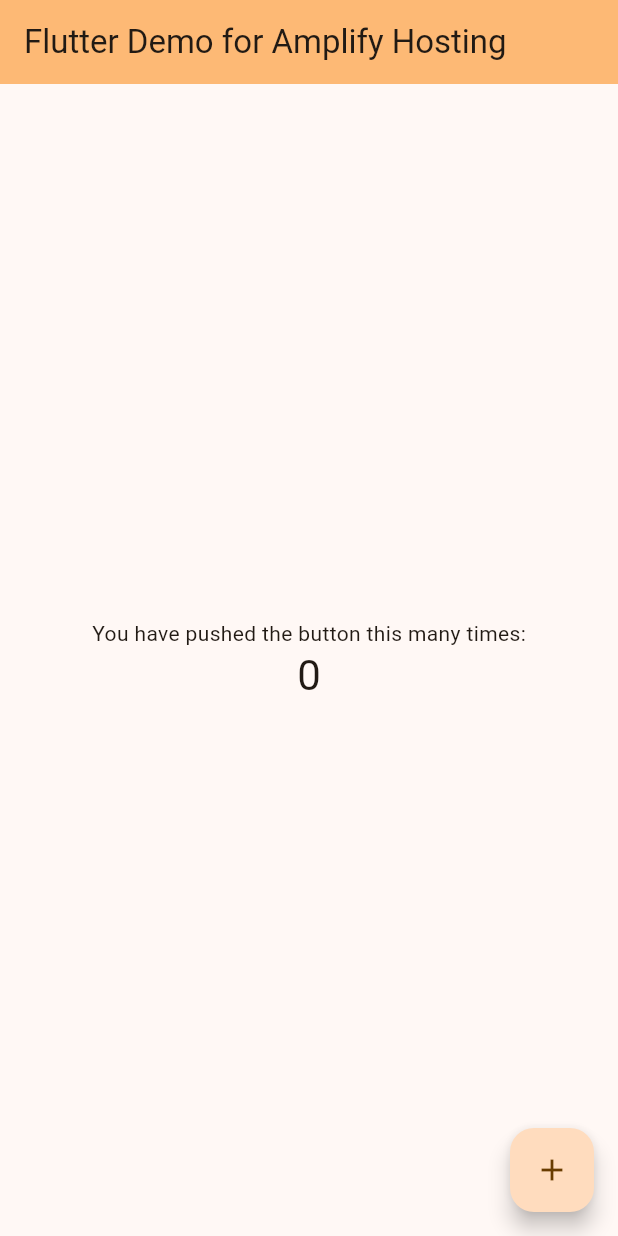
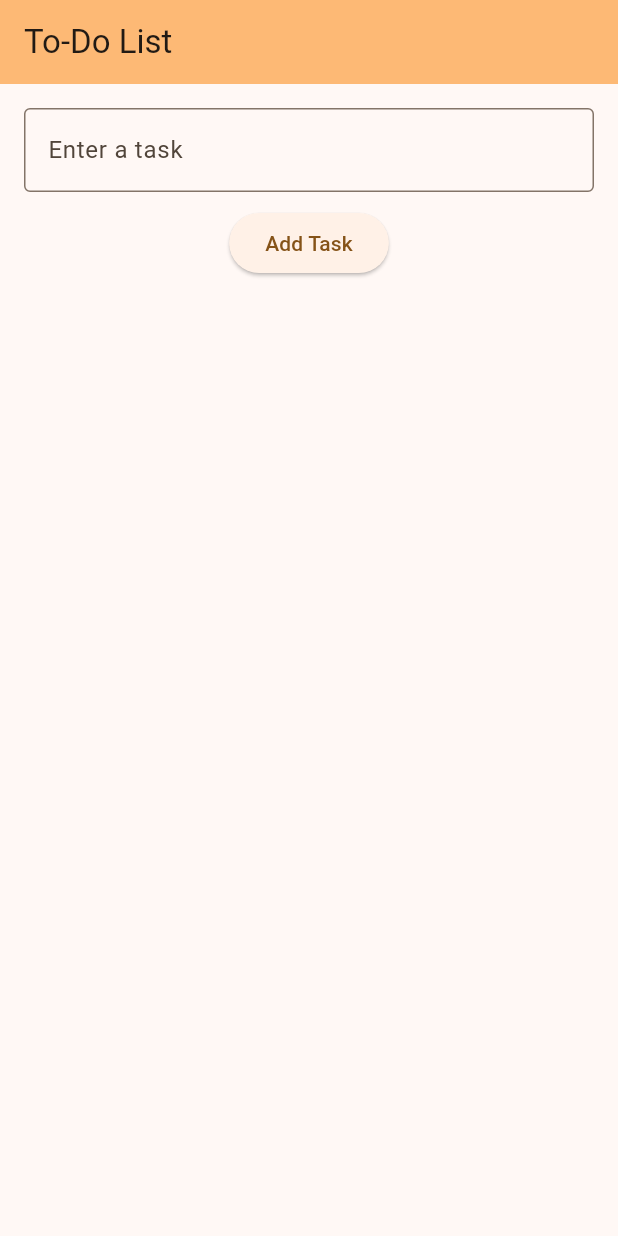
Before and after one commit to Ianalas/amplify_website, a Flutter app: the screen it shows after launch, on a phone screen of 412 x 824 dp. Run offline on Flutter 3.47's test engine with Material 3 defaults, Android fonts, the phone set to English and light mode, and no system bars.

Commit message:
Update main.dart

```diff
--- a/lib/main.dart
+++ b/lib/main.dart
@@ -7,31 +7,21 @@
 class MyApp extends StatelessWidget {
   const MyApp({super.key});
 
-  // This widget is the root of your application.
   @override
   Widget build(BuildContext context) {
-     return MaterialApp(
-      title: 'Amplify Hosting',
+    return MaterialApp(
+      title: 'Amplify Hosting - ToDo List',
       theme: ThemeData(
         colorScheme: ColorScheme.fromSeed(seedColor: Colors.orange),
         useMaterial3: true,
       ),
-      home: const MyHomePage(title: 'Flutter Demo for Amplify Hosting'),
+      home: const MyHomePage(title: 'To-Do List'),
     );
   }
 }
 
 class MyHomePage extends StatefulWidget {
   const MyHomePage({super.key, required this.title});
-
-  // This widget is the home page of your application. It is stateful, meaning
-  // that it has a State object (defined below) that contains fields that affect
-  // how it looks.
-
-  // This class is the configuration for the state. It holds the values (in this
-  // case the title) provided by the parent (in this case the App widget) and
-  // used by the build method of the State. Fields in a Widget subclass are
-  // always marked "final".
 
   final String title;
 
@@ -40,71 +30,65 @@
 }
 
 class _MyHomePageState extends State<MyHomePage> {
-  int _counter = 0;
+  final TextEditingController _controller = TextEditingController();
+  final List<String> _tasks = [];
 
-  void _incrementCounter() {
+  void _addTask() {
+    if (_controller.text.isNotEmpty) {
+      setState(() {
+        _tasks.add(_controller.text);
+        _controller.clear();
+      });
+    }
+  }
+
+  void _removeTask(int index) {
     setState(() {
-      // This call to setState tells the Flutter framework that something has
-      // changed in this State, which causes it to rerun the build method below
-      // so that the display can reflect the updated values. If we changed
-      // _counter without calling setState(), then the build method would not be
-      // called again, and so nothing would appear to happen.
-      _counter++;
+      _tasks.removeAt(index);
     });
   }
 
   @override
   Widget build(BuildContext context) {
-    // This method is rerun every time setState is called, for instance as done
-    // by the _incrementCounter method above.
-    //
-    // The Flutter framework has been optimized to make rerunning build methods
-    // fast, so that you can just rebuild anything that needs updating rather
-    // than having to individually change instances of widgets.
     return Scaffold(
       appBar: AppBar(
-        // TRY THIS: Try changing the color here to a specific color (to
-        // Colors.amber, perhaps?) and trigger a hot reload to see the AppBar
-        // change color while the other colors stay the same.
         backgroundColor: Theme.of(context).colorScheme.inversePrimary,
-        // Here we take the value from the MyHomePage object that was created by
-        // the App.build method, and use it to set our appbar title.
         title: Text(widget.title),
       ),
-      body: Center(
-        // Center is a layout widget. It takes a single child and positions it
-        // in the middle of the parent.
+      body: Padding(
+        padding: const EdgeInsets.all(16.0),
         child: Column(
-          // Column is also a layout widget. It takes a list of children and
-          // arranges them vertically. By default, it sizes itself to fit its
-          // children horizontally, and tries to be as tall as its parent.
-          //
-          // Column has various properties to control how it sizes itself and
-          // how it positions its children. Here we use mainAxisAlignment to
-          // center the children vertically; the main axis here is the vertical
-          // axis because Columns are vertical (the cross axis would be
-          // horizontal).
-          //
-          // TRY THIS: Invoke "debug painting" (choose the "Toggle Debug Paint"
-          // action in the IDE, or press "p" in the console), to see the
-          // wireframe for each widget.
-          mainAxisAlignment: MainAxisAlignment.center,
-          children: <Widget>[
-            const Text(
-              'You have pushed the button this many times:',
+          children: [
+            TextField(
+              controller: _controller,
+              decoration: const InputDecoration(
+                labelText: 'Enter a task',
+                border: OutlineInputBorder(),
+              ),
             ),
-            Text(
-              '$_counter',
-              style: Theme.of(context).textTheme.headlineMedium,
+            const SizedBox(height: 10),
+            ElevatedButton(
+              onPressed: _addTask,
+              child: const Text('Add Task'),
+            ),
+            const SizedBox(height: 20),
+            Expanded(
+              child: ListView.builder(
+                itemCount: _tasks.length,
+                itemBuilder: (context, index) {
+                  return ListTile(
+                    title: Text(_tasks[index]),
+                    trailing: IconButton(
+                      icon: const Icon(Icons.delete),
+                      onPressed: () => _removeTask(index),
+                    ),
+                  );
+                },
+              ),
             ),
           ],
         ),
       ),
-      floatingActionButton: FloatingActionButton(
-        onPressed: _incrementCounter,
-        tooltip: 'Increment',
-        child: const Icon(Icons.add),
-      ), // This trailing comma makes auto-formatting nicer for build methods.
     );
   }
 }
```
